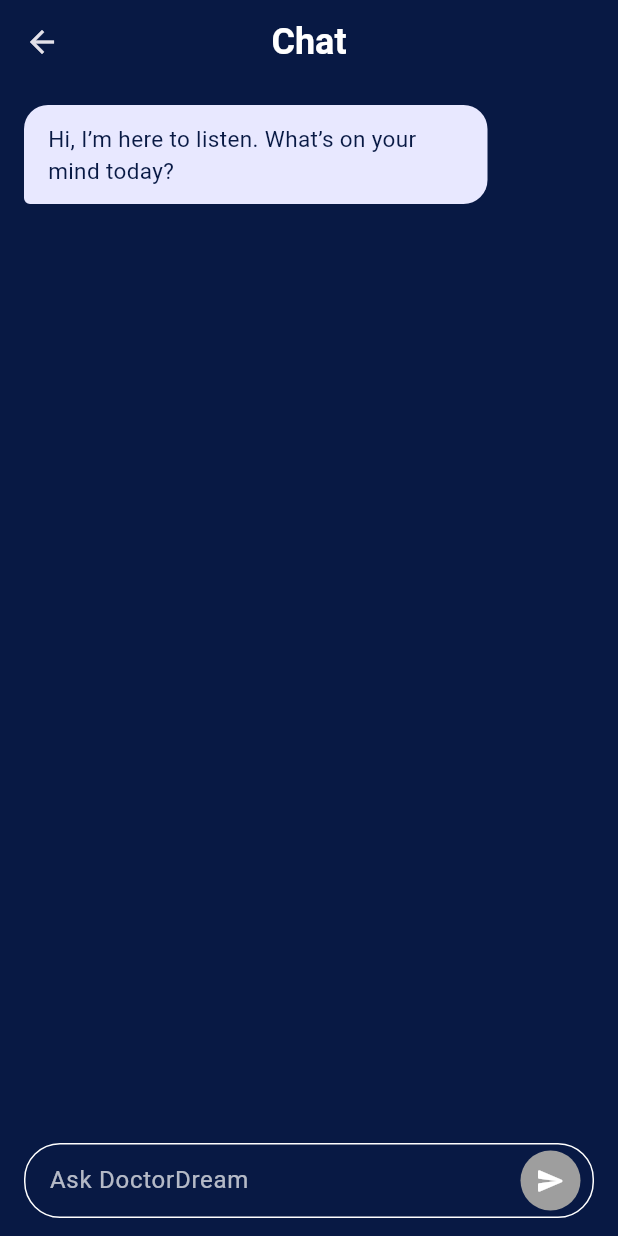
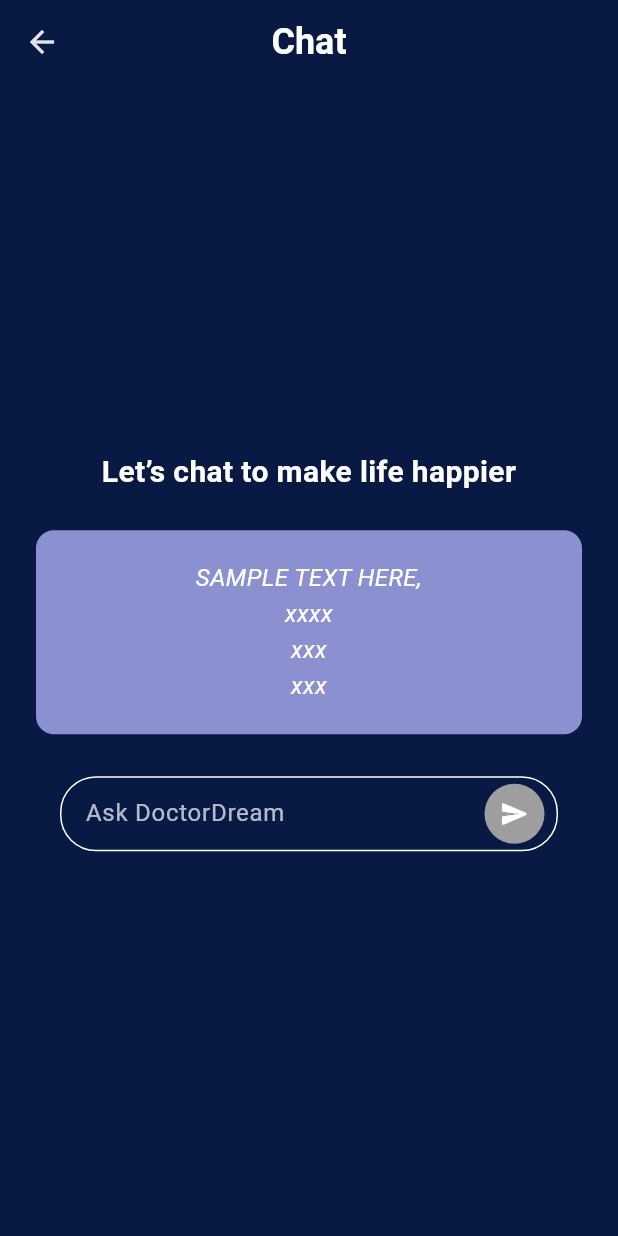
Before and after one commit to Bananacjc/DoctorDream, a Flutter app: the ChatScreen screen opened directly, on a phone screen of 412 x 824 dp. Run offline on Flutter 3.47's test engine with Material 3 defaults, Android fonts, the light colour scheme and no system bars; our stand-ins replace flutter_svg, google_fonts, google_generative_ai.

Commit message:
minor update of gemini service: TO test chat service, need run the command (wrote in gemini_service line 10) with your apiKey

```diff
--- a/lib/screens/chat_screen.dart
+++ b/lib/screens/chat_screen.dart
@@ -25,6 +25,7 @@ class _ChatScreenState extends State<ChatScreen> {
 
   final List<ChatMessage> _messages = [];
   bool _isSending = false;
+  bool _hasUserSentMessage = false;
 
   // Colors from your design
   static const Color navy = Color(0xFF081944);
@@ -37,11 +38,7 @@ class _ChatScreenState extends State<ChatScreen> {
   @override
   void initState() {
     super.initState();
-    // Add the initial greeting from the assistant
-    _messages.add(ChatMessage(
-      text: "Hi, I’m here to listen. What’s on your mind today?",
-      isUser: false,
-    ));
+    // Start with an empty state; greeting will be added on first send
   }
 
   @override
@@ -61,6 +58,14 @@ class _ChatScreenState extends State<ChatScreen> {
 
     setState(() {
       _isSending = true;
+      if (!_hasUserSentMessage) {
+        // Insert the original greeting before the first user message
+        _messages.add(ChatMessage(
+          text: "Hi, I’m here to listen. What’s on your mind today?",
+          isUser: false,
+        ));
+        _hasUserSentMessage = true;
+      }
       // Add user's message to the list
       _messages.add(ChatMessage(text: text, isUser: true));
     });
@@ -124,7 +129,9 @@ class _ChatScreenState extends State<ChatScreen> {
           children: [
             // Chat messages area
             Expanded(
-              child: ListView.builder(
+              child: (!_hasUserSentMessage && _messages.isEmpty)
+                  ? _buildEmptyState()
+                  : ListView.builder(
                       controller: _scrollController,
                       padding: const EdgeInsets.symmetric(horizontal: 16.0, vertical: 8.0),
                       itemCount: _messages.length,
@@ -160,6 +167,58 @@ class _ChatScreenState extends State<ChatScreen> {
               ),
 
             // Text input field
+            if (!(!_hasUserSentMessage && _messages.isEmpty)) _buildTextInput(),
+          ],
+        ),
+      ),
+    );
+  }
+
+  // Empty state UI shown before any user input
+  Widget _buildEmptyState() {
+    return Center(
+      child: Padding(
+        padding: const EdgeInsets.symmetric(horizontal: 24.0),
+        child: Column(
+          mainAxisSize: MainAxisSize.min,
+          mainAxisAlignment: MainAxisAlignment.center,
+          crossAxisAlignment: CrossAxisAlignment.center,
+          children: [
+            const Text(
+              "Let’s chat to make life happier",
+              textAlign: TextAlign.center,
+              style: TextStyle(
+                color: Colors.white,
+                fontSize: 20,
+                fontWeight: FontWeight.w700,
+              ),
+            ),
+            const SizedBox(height: 24),
+            Container(
+              width: double.infinity,
+              padding: const EdgeInsets.symmetric(horizontal: 16.0, vertical: 20.0),
+              decoration: BoxDecoration(
+                color: accent.withOpacity(0.75),
+                borderRadius: BorderRadius.circular(12),
+              ),
+              child: const Column(
+                mainAxisSize: MainAxisSize.min,
+                children: [
+                  Text(
+                    "SAMPLE TEXT HERE,\nxxxx\nxxx\nxxx",
+                    textAlign: TextAlign.center,
+                    style: TextStyle(
+                      color: Colors.white,
+                      fontSize: 16,
+                      fontStyle: FontStyle.italic,
+                      height: 1.5,
+                    ),
+                  ),
+                ],
+              ),
+            ),
+            const SizedBox(height: 16),
+            // Place the input box here so the whole started UI is vertically centered
             _buildTextInput(),
           ],
         ),
--- a/lib/services/gemini_service.dart
+++ b/lib/services/gemini_service.dart
@@ -7,10 +7,8 @@ class GeminiService {
   GeminiService._internal()
       : _model = GenerativeModel(
           model: 'gemini-2.5-flash',
-          apiKey: const String.fromEnvironment(
-            'GEMINI_API_KEY',
-            defaultValue: 'AIzaSyCU5xd-R4qbwbOh_Mj1y_O-eNUm1JuyKMk',
-          ),
+          // Run this command when starting the app -> flutter run --dart-define=GEMINI_API_KEY=your_real_key_here
+          apiKey: const String.fromEnvironment('GEMINI_API_KEY'),
           systemInstruction: Content.system(_systemPrompt),
         );
 
```
Lines whose indentation alone changed are shown as unchanged.
